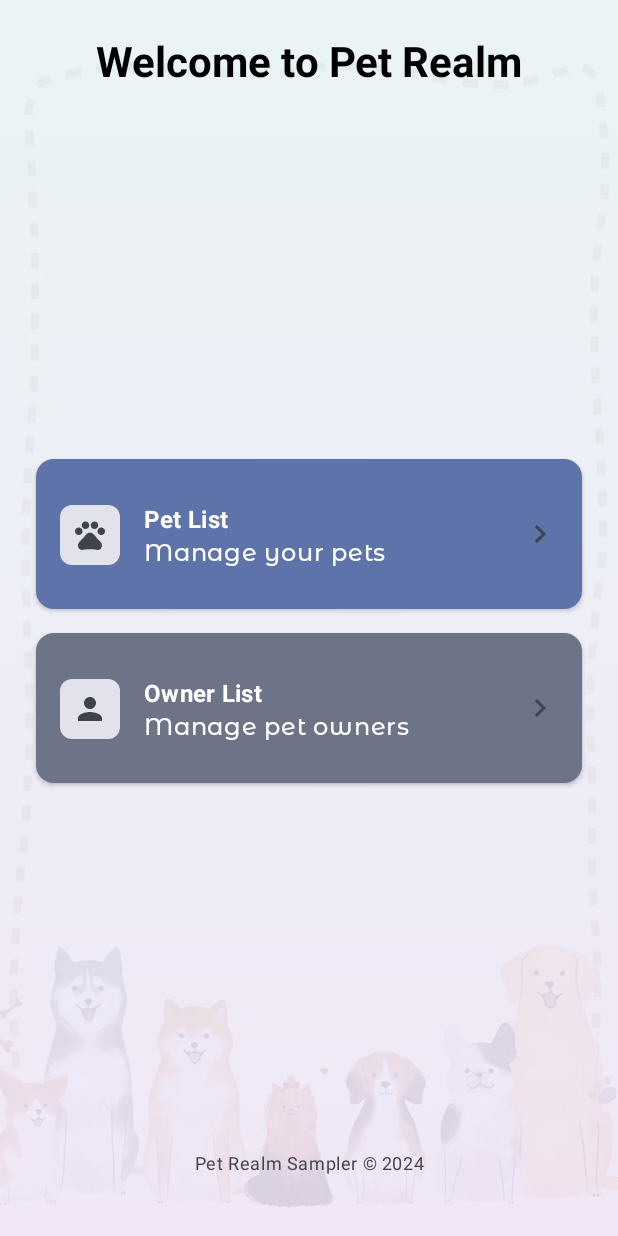
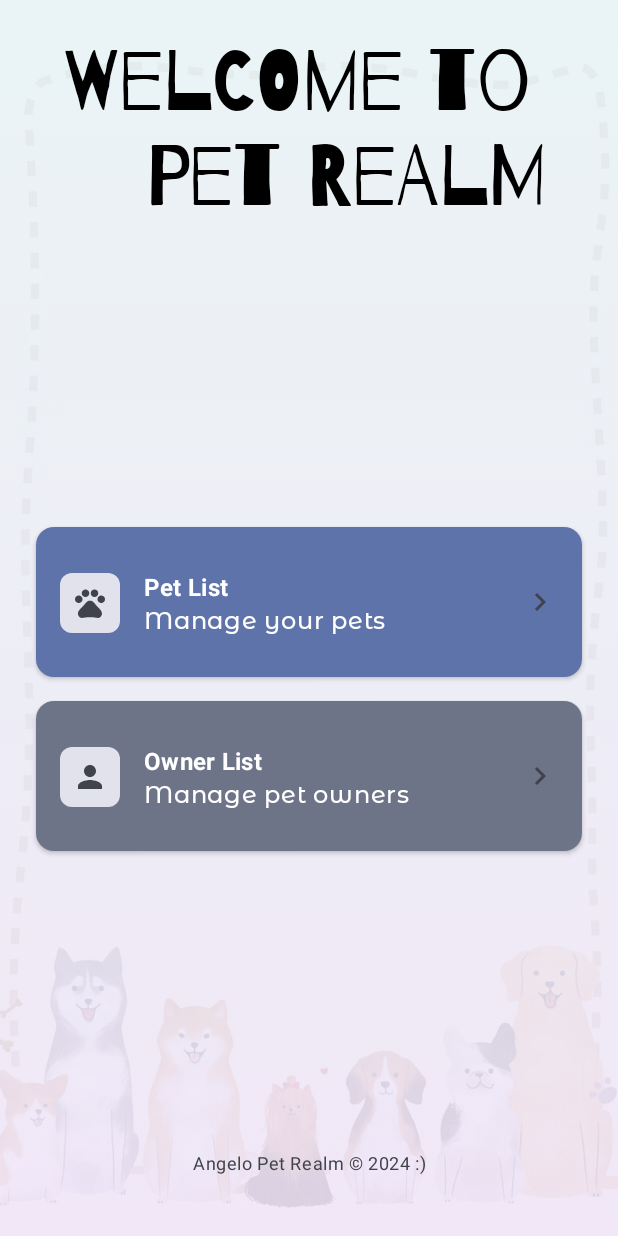
Before and after one commit to MoonSlay/RealmDiscussion, an Android app built with Jetpack Compose: the HomeScreen screen opened through its navigation route, on a phone screen of 412 x 824 dp. Run offline under Robolectric (Android 15) with nearby library versions, the phone set to English and light mode, and no system bars.

Commit message:
why not :)

```diff
--- a/app/src/main/java/ph/edu/auf/realmdiscussion/screens/HomeScreen.kt
+++ b/app/src/main/java/ph/edu/auf/realmdiscussion/screens/HomeScreen.kt
@@ -83,8 +83,8 @@ fun HomeScreen(navController: NavController) {
                     verticalArrangement = Arrangement.Center
                 ) {
                     Text(
-                        text = "Welcome to Pet Realm",
-                        style = MaterialTheme.typography.headlineMedium.copy(fontWeight = FontWeight.Bold),
+                        text = "Welcome to \n   Pet Realm",
+                        style = MaterialTheme.typography.headlineLarge,
                         textAlign = TextAlign.Center
                     )
                 }
@@ -116,7 +116,7 @@ fun HomeScreen(navController: NavController) {
 
             // Footer
             Text(
-                text = "Pet Realm Sampler © 2024",
+                text = "Angelo Pet Realm © 2024 :)",
                 style = MaterialTheme.typography.bodySmall,
                 color = MaterialTheme.colorScheme.onSurfaceVariant,
                 textAlign = TextAlign.Center,
```
